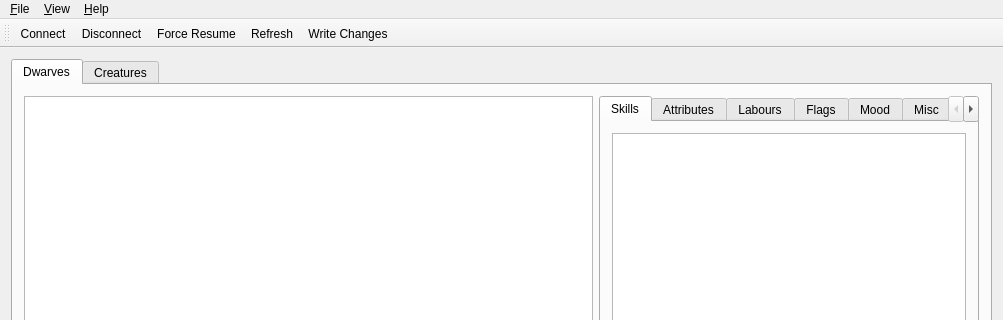
The window that Runesmith/runesmith.ui (DFHack/Runesmith) describes before a commit, drawn with Qt 5; both pictures show x 0 to 1003 and y 0 to 320 of the 1003 by 591 pixel window.
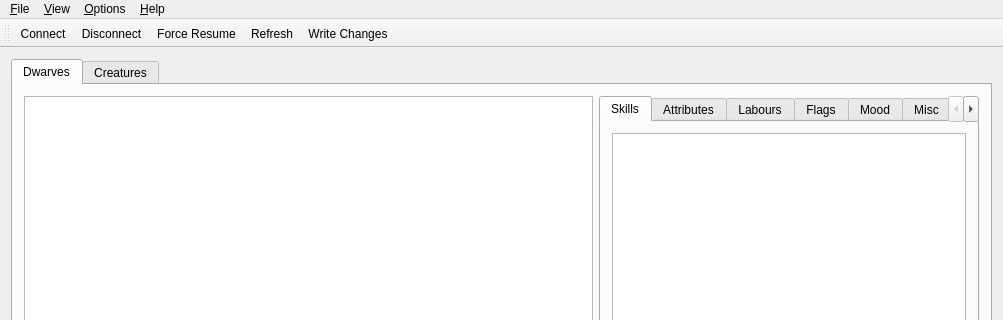
The same window after the commit. Icons and pictures are not drawn.

```diff
--- a/Runesmith/runesmith.ui
+++ b/Runesmith/runesmith.ui
@@ -494,8 +494,15 @@
     </property>
     <addaction name="action_About"/>
    </widget>
+   <widget class="QMenu" name="menu_Options">
+    <property name="title">
+     <string>&amp;Options</string>
+    </property>
+    <addaction name="action_Set_Main_Race"/>
+   </widget>
    <addaction name="menu_File"/>
    <addaction name="menu_View"/>
+   <addaction name="menu_Options"/>
    <addaction name="menu_Help"/>
   </widget>
   <widget class="QToolBar" name="mainToolBar">
```
Left out of the diff: 5 changed lines with no effect on the pictures.
